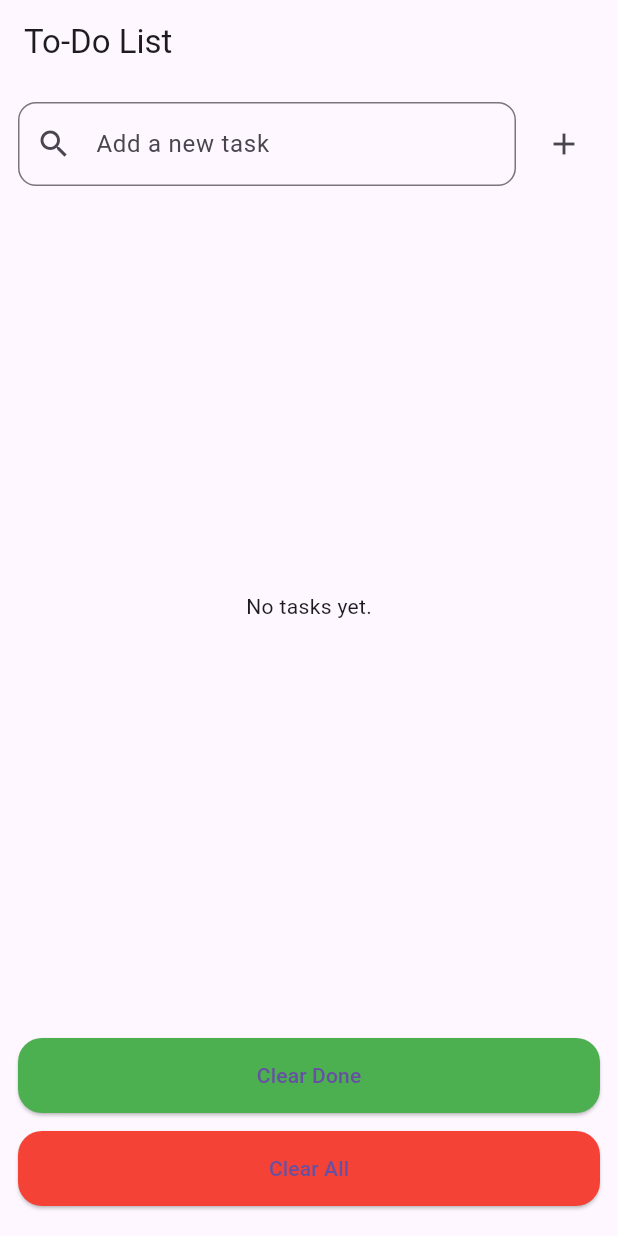
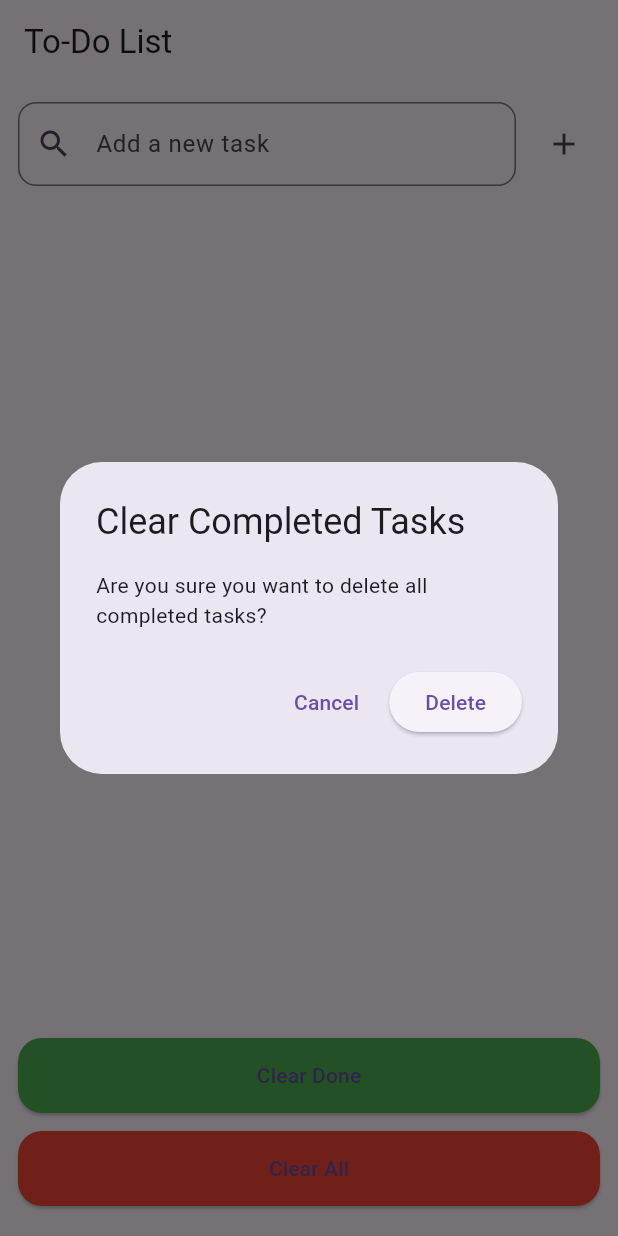
Before and after one commit to one-dot/simple_todo_app, a Flutter app: the screen it shows after launch, after a tap on "Clear Done", on a phone screen of 412 x 824 dp. Run offline on Flutter 3.47's test engine with Material 3 defaults, Android fonts, the phone set to English and light mode, and no system bars; our stand-ins replace bloc, flutter_bloc, fpdart, get_it, hive, hive_flutter; accounts and stored records are empty.

Commit message:
feat(presentation): add confirmation dialog for 'Clear Done' and 'Clear All' buttons

```diff
--- a/lib/presentation/widgets/clear_buttons.dart
+++ b/lib/presentation/widgets/clear_buttons.dart
@@ -1,7 +1,12 @@
 import 'package:flutter/material.dart';
 import 'package:flutter_bloc/flutter_bloc.dart';
 import 'package:simple_todo_app/application/todo/bloc/todo_bloc.dart';
+import 'package:simple_todo_app/presentation/widgets/show_confirm_dialog.dart';
 
+/// Buttons for clearing completed or all Todos.
+///
+/// Each button shows a confirmation dialog before firing the actual event.
+/// This prevents accidental data loss and improves user safety.
 class ClearButtons extends StatelessWidget {
   const ClearButtons({super.key});
 
@@ -11,8 +16,21 @@ class ClearButtons extends StatelessWidget {
 
     return Column(
       children: [
+        /// Button to clear only completed tasks.
+        /// Shows confirmation before triggering [DeleteCompletedTodosEvent].
         ElevatedButton(
-          onPressed: () => bloc.add(DeleteCompletedTodosEvent()),
+          onPressed: () async {
+            final confirm = await showConfirmDialog(
+              context: context,
+              title: 'Clear Completed Tasks',
+              content: 'Are you sure you want to delete all completed tasks?',
+              confirmText: 'Delete',
+              cancelText: 'Cancel',
+            );
+            if (confirm) {
+              bloc.add(DeleteCompletedTodosEvent());
+            }
+          },
           style: ElevatedButton.styleFrom(
             backgroundColor: Colors.green,
             minimumSize: const Size(double.infinity, 50),
@@ -21,8 +39,22 @@ class ClearButtons extends StatelessWidget {
           child: const Text('Clear Done'),
         ),
         const SizedBox(height: 12),
+
+        /// Button to clear all tasks.
+        /// Shows confirmation before triggering [DeleteAllTodosEvent].
         ElevatedButton(
-          onPressed: () => bloc.add(DeleteAllTodosEvent()),
+          onPressed: () async {
+            final confirm = await showConfirmDialog(
+              context: context,
+              title: 'Clear All Tasks',
+              content: 'This will delete all tasks. Are you sure?',
+              confirmText: 'Delete All',
+              cancelText: 'Cancel',
+            );
+            if (confirm) {
+              bloc.add(DeleteAllTodosEvent());
+            }
+          },
           style: ElevatedButton.styleFrom(
             backgroundColor: Colors.red,
             minimumSize: const Size(double.infinity, 50),
--- /dev/null
+++ b/lib/presentation/widgets/show_confirm_dialog.dart
@@ -0,0 +1,25 @@
+import 'package:flutter/material.dart';
+
+/// Shows a confirmation dialog and returns true if user confirms.
+Future<bool> showConfirmDialog({
+  required BuildContext context,
+  required String title,
+  required String content,
+  String confirmText = 'OK',
+  String cancelText = 'Cancel',
+}) async {
+  final result = await showDialog<bool>(
+    context: context,
+    builder:
+        (ctx) => AlertDialog(
+          title: Text(title),
+          content: Text(content),
+          actions: [
+            TextButton(onPressed: () => Navigator.of(ctx).pop(false), child: Text(cancelText)),
+            ElevatedButton(onPressed: () => Navigator.of(ctx).pop(true), child: Text(confirmText)),
+          ],
+        ),
+  );
+
+  return result == true;
+}
```
